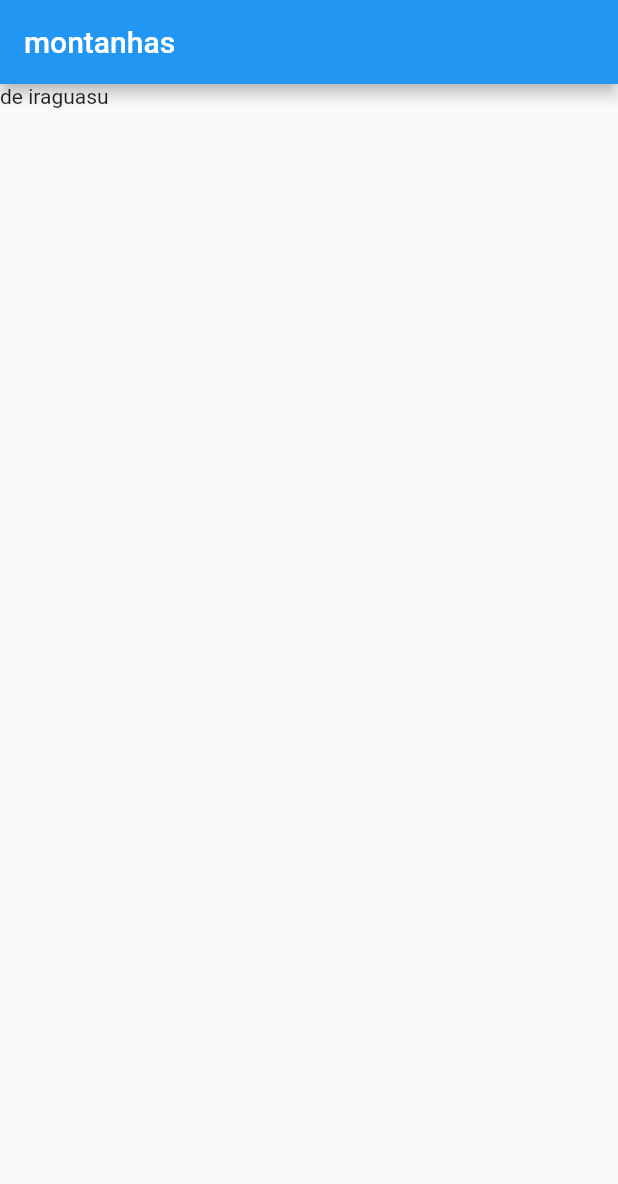
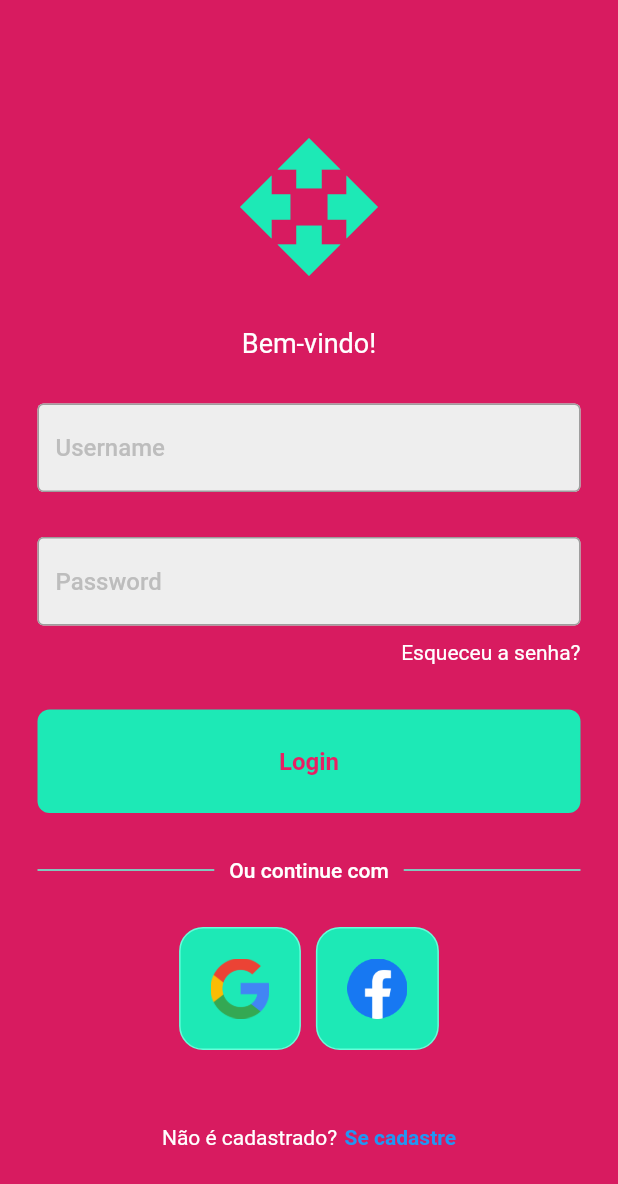
Before and after one commit to devsnowp/project, a Flutter app: the screen it shows after launch, on a phone screen of 412 x 824 dp. Shown: the top 1184 px of the screen. Run offline on Flutter 3.47's test engine with Material 2 defaults, Android fonts, the phone set to English and light mode, and no system bars.

Commit message:
login-page design done

```diff
--- /dev/null
+++ b/lib/components/my_button.dart
@@ -0,0 +1,31 @@
+import 'package:flutter/material.dart';
+
+class MyButton extends StatelessWidget {
+  final Function()? onTap;
+  const MyButton({super.key, required this.onTap});
+
+  @override
+  Widget build(BuildContext context) {
+    return GestureDetector(
+      onTap: onTap,
+      child: Container(
+        padding: const EdgeInsets.all(25),
+        margin: const EdgeInsets.symmetric(horizontal: 25),
+        decoration: BoxDecoration(
+          color: Colors.tealAccent[400],
+          borderRadius: BorderRadius.circular(8),
+        ),
+        child: const Center(
+          child: Text(
+            "Login",
+            style: TextStyle(
+              color: Colors.pink,
+              fontWeight: FontWeight.bold,
+              fontSize: 16,
+            ),
+          ),
+        ),
+      ),
+    );
+  }
+}
--- /dev/null
+++ b/lib/components/my_textfield.dart
@@ -0,0 +1,38 @@
+import 'package:flutter/material.dart';
+
+class MyTextField extends StatelessWidget {
+  final controller;
+  final String hintText;
+  final bool obscureText;
+
+  const MyTextField(
+      {super.key,
+      required this.controller,
+      required this.hintText,
+      required this.obscureText});
+
+  @override
+  Widget build(BuildContext context) {
+    return Padding(
+      padding: const EdgeInsets.symmetric(horizontal: 25.0),
+      child: TextField(
+        controller: controller,
+        obscureText: obscureText,
+        decoration: InputDecoration(
+            enabledBorder: const OutlineInputBorder(
+              borderSide: BorderSide(color: Colors.grey),
+            ),
+            focusedBorder: OutlineInputBorder(
+              borderSide: BorderSide(color: Colors.black54),
+            ),
+            fillColor: Colors.grey.shade200,
+            filled: true,
+            hintText: hintText,
+            hintStyle: TextStyle(
+              color: Colors.grey[400],
+              fontWeight: FontWeight.w500,
+            )),
+      ),
+    );
+  }
+}
--- /dev/null
+++ b/lib/components/square_tile.dart
@@ -0,0 +1,25 @@
+import 'package:flutter/material.dart';
+
+class SquareTile extends StatelessWidget {
+  final String imagePath;
+  const SquareTile({
+    super.key,
+    required this.imagePath,
+  });
+
+  @override
+  Widget build(BuildContext context) {
+    return Container(
+      padding: const EdgeInsets.all(20),
+      decoration: BoxDecoration(
+        border: Border.all(color: Colors.tealAccent),
+        borderRadius: BorderRadius.circular(16),
+        color: Colors.tealAccent[400],
+      ),
+      child: Image.asset(
+        imagePath,
+        height: 40,
+      ),
+    );
+  }
+}
--- a/lib/main.dart
+++ b/lib/main.dart
@@ -1,19 +1,18 @@
 import 'package:flutter/material.dart';
+import 'pages/login_page.dart';
 
-main() => runApp(const MyApp());
+void main() {
+  runApp(const MyApp());
+}
 
 class MyApp extends StatelessWidget {
   const MyApp({super.key});
+
   @override
   Widget build(BuildContext context) {
     return MaterialApp(
       debugShowCheckedModeBanner: false,
-      home: Scaffold(
-        appBar: AppBar(
-          title: Text("montanhas"),
-        ),
-        body: Text("de iraguasu"),
-      ),
+      home: LoginPage(),
     );
   }
 }
--- /dev/null
+++ b/lib/pages/login_page.dart
@@ -0,0 +1,130 @@
+import 'package:flutter/material.dart';
+import 'package:project/components/my_textfield.dart';
+import 'package:project/components/my_button.dart';
+import 'package:project/components/square_tile.dart';
+
+class LoginPage extends StatelessWidget {
+  LoginPage({super.key});
+
+  final usernameController = TextEditingController();
+  final passwordController = TextEditingController();
+
+  void signIn() {}
+
+  @override
+  Widget build(BuildContext context) {
+    return Scaffold(
+      backgroundColor: Colors.pink[600],
+      body: SafeArea(
+        child: Center(
+          child: Column(
+            mainAxisAlignment: MainAxisAlignment.center,
+            children: [
+              const SizedBox(height: 30),
+              Icon(
+                Icons.open_with,
+                size: 100,
+                color: Colors.tealAccent[400],
+              ),
+              const SizedBox(height: 30),
+              const Text(
+                'Bem-vindo!',
+                style: TextStyle(
+                  color: Colors.white,
+                  fontSize: 18,
+                ),
+              ),
+              const SizedBox(height: 30),
+              MyTextField(
+                controller: usernameController,
+                hintText: 'Username',
+                obscureText: false,
+              ),
+              const SizedBox(height: 30),
+              MyTextField(
+                controller: passwordController,
+                hintText: 'Password',
+                obscureText: true,
+              ),
+              const SizedBox(height: 10),
+              const Padding(
+                padding: EdgeInsets.symmetric(horizontal: 25),
+                child: Row(
+                  mainAxisAlignment: MainAxisAlignment.end,
+                  children: [
+                    Text(
+                      'Esqueceu a senha?',
+                      style: TextStyle(
+                        color: Colors.white,
+                        fontSize: 14,
+                      ),
+                    )
+                  ],
+                ),
+              ),
+              const SizedBox(height: 30),
+              MyButton(
+                onTap: signIn,
+              ),
+              const SizedBox(height: 30),
+              const Padding(
+                padding: EdgeInsets.symmetric(horizontal: 25),
+                child: Row(
+                  children: [
+                    Expanded(
+                      child: Divider(
+                        thickness: 1,
+                        color: Colors.tealAccent,
+                      ),
+                    ),
+                    Padding(
+                      padding: EdgeInsets.symmetric(horizontal: 10),
+                      child: Text(
+                        "Ou continue com",
+                        style: TextStyle(
+                          color: Colors.white,
+                          fontWeight: FontWeight.w500,
+                        ),
+                      ),
+                    ),
+                    Expanded(
+                      child: Divider(
+                        thickness: 1,
+                        color: Colors.tealAccent,
+                      ),
+                    )
+                  ],
+                ),
+              ),
+              const SizedBox(height: 30),
+              const Row(
+                mainAxisAlignment: MainAxisAlignment.center,
+                children: [
+                  SquareTile(imagePath: 'lib/images/google.png'),
+                  const SizedBox(width: 10),
+                  SquareTile(imagePath: 'lib/images/facebook.png'),
+                ],
+              ),
+              const SizedBox(height: 50),
+              const Row(
+                mainAxisAlignment: MainAxisAlignment.center,
+                children: [
+                  Text(
+                    "Não é cadastrado?",
+                    style: TextStyle(color: Colors.white),
+                  ),
+                  SizedBox(width: 5),
+                  Text("Se cadastre",
+                      style: TextStyle(
+                        color: Colors.blue,
+                        fontWeight: FontWeight.bold,
+                      )),
+                ],
+              )
+            ],
+          ),
+        ),
+      ),
+    );
+  }
+}
```
Also changed, not shown: pubspec.yaml (+4 -3 lines), lib/images/facebook.png (added), lib/images/google.png (added), pubspec.lock.
